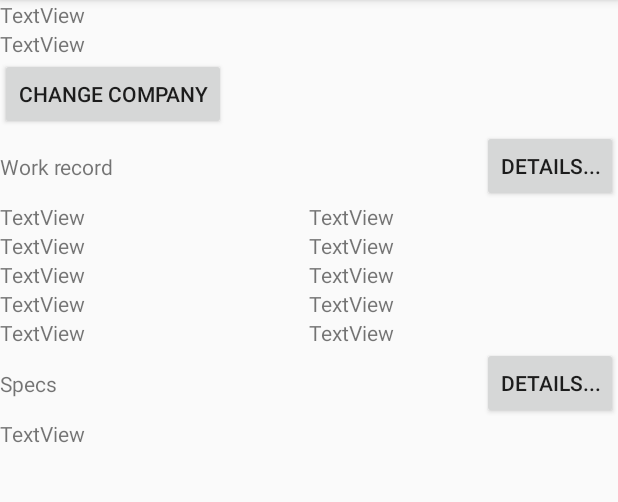
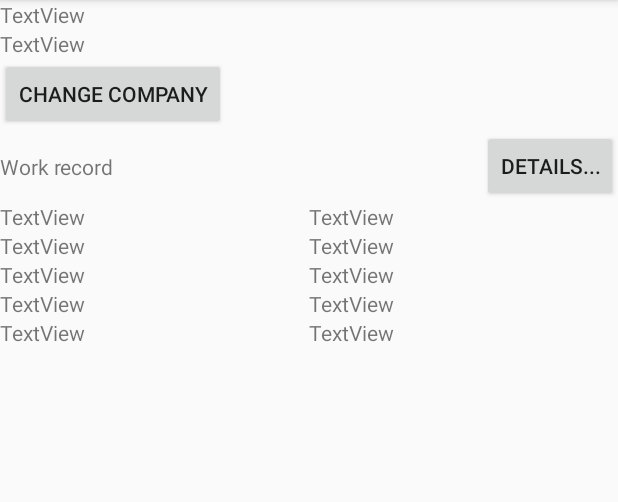
Before and after one commit to Joiple/2018-Busan-ICT-Hackathon, an Android app: the Profile screen opened directly, with no data from a screen before it, on a phone screen of 412 x 824 dp, the part 84-586 px from its top. Run offline under Robolectric (Android 15) with nearby library versions, the phone set to English and light mode, and no system bars; 2 statements that could not run were skipped.

Commit message:
profile spec deleted

```diff
--- a/Client/Android/app/src/main/res/layout/activity_profile.xml
+++ b/Client/Android/app/src/main/res/layout/activity_profile.xml
@@ -185,59 +185,6 @@
 
             </android.support.constraint.ConstraintLayout>
 
-            <android.support.constraint.ConstraintLayout
-                android:id="@+id/specLayout"
-                android:layout_width="match_parent"
-                android:layout_height="match_parent">
-
-                <android.support.constraint.ConstraintLayout
-                    android:id="@+id/constraintLayout2"
-                    android:layout_width="match_parent"
-                    android:layout_height="wrap_content"
-                    app:layout_constraintEnd_toEndOf="parent"
-                    app:layout_constraintStart_toStartOf="parent"
-                    app:layout_constraintTop_toTopOf="parent">
-
-                    <Button
-                        android:id="@+id/specBtn"
-                        android:layout_width="wrap_content"
-                        android:layout_height="wrap_content"
-                        android:text="@string/details"
-                        app:layout_constraintBottom_toBottomOf="parent"
-                        app:layout_constraintEnd_toEndOf="parent"
-                        app:layout_constraintTop_toTopOf="parent" />
-
-                    <TextView
-                        android:id="@+id/textView7"
-                        android:layout_width="wrap_content"
-                        android:layout_height="wrap_content"
-                        android:text="@string/specs"
-                        app:layout_constraintBottom_toBottomOf="parent"
-                        app:layout_constraintStart_toStartOf="parent"
-                        app:layout_constraintTop_toTopOf="parent" />
-                </android.support.constraint.ConstraintLayout>
-
-                <LinearLayout
-                    android:id="@+id/specContentLayout"
-                    android:layout_width="0dp"
-                    android:layout_height="wrap_content"
-                    android:orientation="vertical"
-                    app:layout_constraintEnd_toEndOf="parent"
-                    app:layout_constraintHorizontal_bias="1.0"
-                    app:layout_constraintStart_toStartOf="parent"
-                    app:layout_constraintTop_toBottomOf="@+id/constraintLayout2">
-
-                    <TextView
-                        android:id="@+id/testSpec"
-                        android:layout_width="match_parent"
-                        android:layout_height="wrap_content"
-                        android:text="TextView"
-                        tools:layout_editor_absoluteX="224dp"
-                        tools:layout_editor_absoluteY="379dp" />
-                </LinearLayout>
-
-            </android.support.constraint.ConstraintLayout>
-
         </LinearLayout>
     </ScrollView>
 
```
